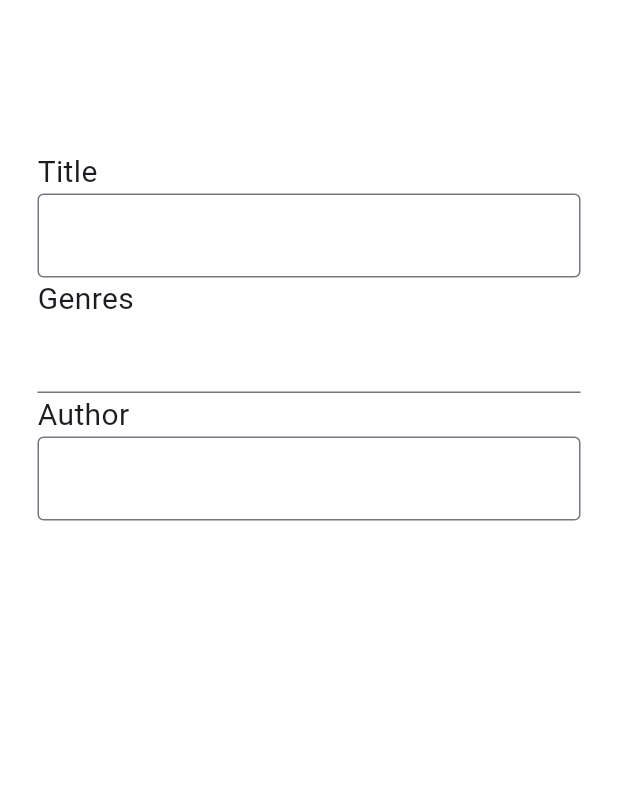
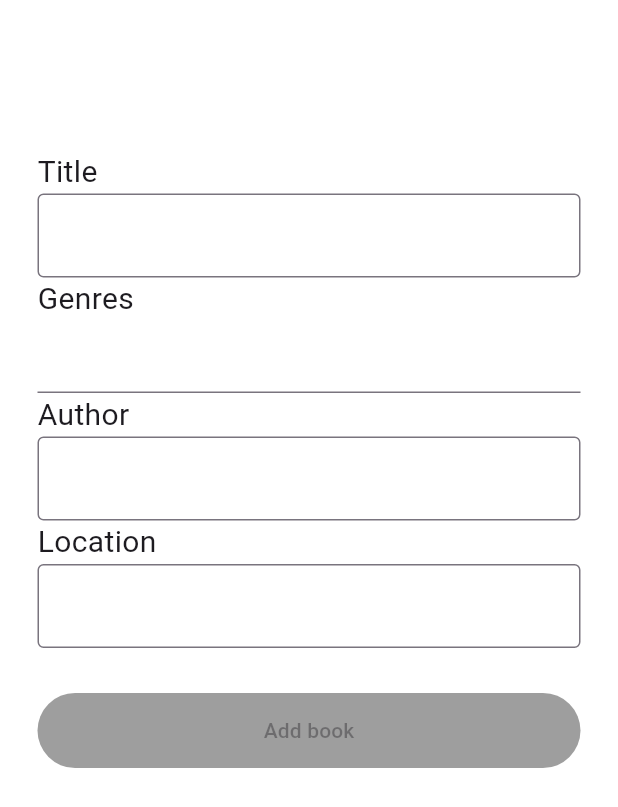
Before and after one commit to odracir04/lend-and-rent, a Flutter app: the AddBookPage screen opened directly, on a phone screen of 412 x 824 dp. Shown: the top 807 px of the screen. Run offline on Flutter 3.47's test engine with Material 3 defaults, Android fonts, the phone set to English and light mode, and no system bars; our stand-ins replace cloud_firestore, dot_navigation_bar, firebase_auth, firebase_core, font_awesome_flutter, google_nav_bar; accounts and stored records are empty.

```diff
--- a/app_prototype/lib/pages/add_book_page.dart
+++ b/app_prototype/lib/pages/add_book_page.dart
@@ -1,3 +1,4 @@
+import 'package:cloud_firestore/cloud_firestore.dart';
 import 'package:flutter/material.dart';
 
 class AddBookPage extends StatefulWidget {
@@ -10,6 +11,7 @@ class AddBookPageState extends State<AddBookPage> {
   String title = '';
   List<String> genresSelected = [];
   String author = '';
+  String location = '';
 
   void selectValue(String? string) {
     setState(() {
@@ -23,9 +25,24 @@ class AddBookPageState extends State<AddBookPage> {
     });
   }
 
+  void addBook() {
+    FirebaseFirestore db = FirebaseFirestore.instance;
+    final book = {
+      "author": author,
+      "title": title,
+      "title_lowercase": title.toLowerCase(),
+      "location": location,
+      "imagePath": "assets/images/book.jpg",
+      "genres": genresSelected,
+    };
+    db.collection('books').doc().set(book);
+    Navigator.pop(context);
+  }
+
   @override
   Widget build(BuildContext context) {
     return Scaffold(
+        resizeToAvoidBottomInset : false,
         body: Padding(
           padding: const EdgeInsets.only(
             top: 100,
@@ -47,7 +64,8 @@ class AddBookPageState extends State<AddBookPage> {
                 decoration: const InputDecoration(
                     border: OutlineInputBorder(),
                 ),
-                onChanged: (String string){author = string;},
+                onChanged: (String string){title = string;},
+                textInputAction: TextInputAction.next
               ),
               const Row(
                   crossAxisAlignment: CrossAxisAlignment.start,
@@ -97,6 +115,46 @@ class AddBookPageState extends State<AddBookPage> {
                     border: OutlineInputBorder(),
                 ),
                 onChanged: (String string){author = string;},
+                textInputAction: TextInputAction.next
+              ),
+              const Row(
+                  crossAxisAlignment: CrossAxisAlignment.start,
+                  children: [
+                    Text(
+                      'Location',
+                      style: TextStyle(fontSize: 20),
+                    ),
+                  ]
+              ),
+              TextField(
+                decoration: const InputDecoration(
+                  border: OutlineInputBorder(),
+                ),
+                onChanged: (String string){location = string;},
+                textInputAction: TextInputAction.done
+              ),
+              const SizedBox(height: 30),
+              SizedBox(
+                  width: 0.90 * MediaQuery.of(context).size.width,
+                  height: 50,
+                  child: (title.isEmpty || genresSelected.isEmpty || author.isEmpty || location.isEmpty) ? TextButton(
+                    onPressed: null,
+                    style: ButtonStyle(
+                      backgroundColor: MaterialStateProperty.resolveWith<Color>((Set<MaterialState> states) {
+                        return Colors.grey;
+                      })
+                    ),
+                    child: const Text('Add book'),
+                  )
+                  : TextButton(
+                    onPressed: addBook,
+                    style: ButtonStyle(
+                        backgroundColor: MaterialStateProperty.resolveWith<Color>((Set<MaterialState> states) {
+                          return Colors.red;
+                        })
+                    ),
+                    child: const Text('Add book'),
+                  )
               )
             ],
           ),
```
Also changed, not shown: app_prototype/lib/navigation_bar.dart (+35 -2 lines).
